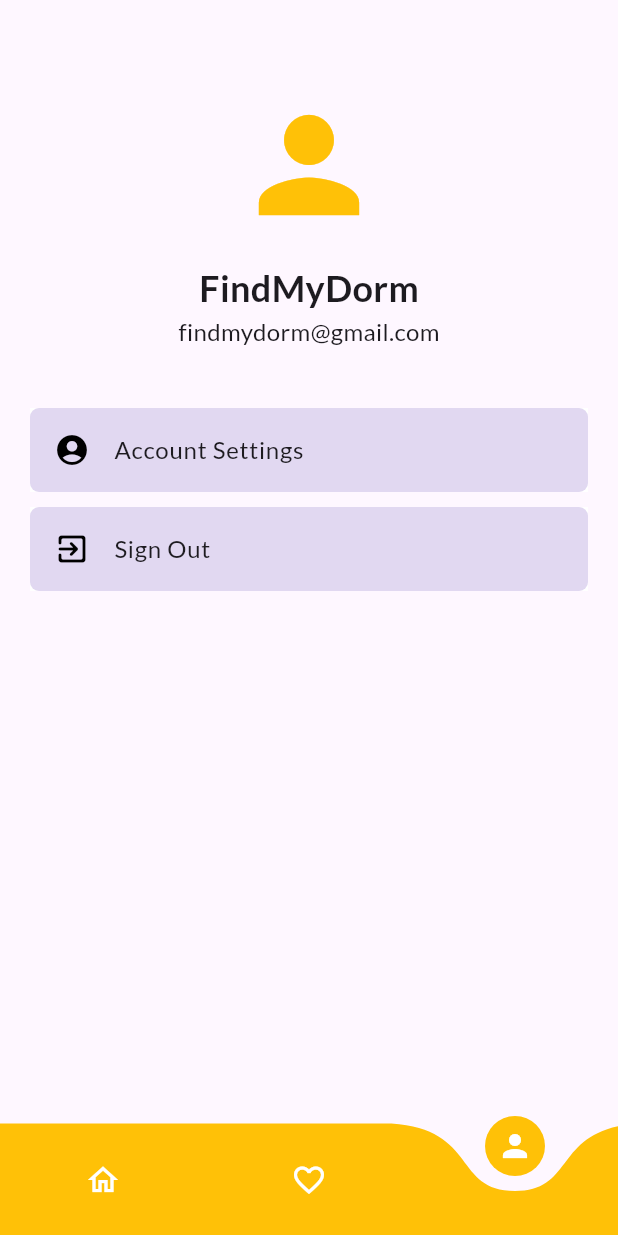
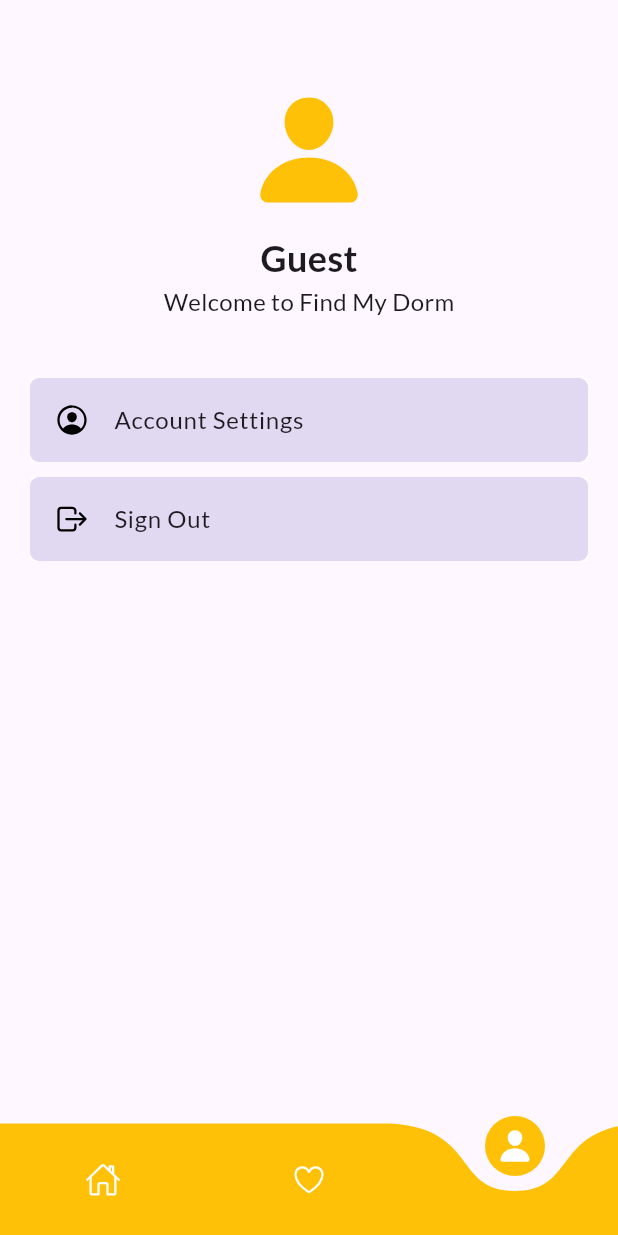
Before and after one commit to kurtpetrola/fmd, a Flutter app: the HomeHolder screen opened directly, item 3 of the bottom bar chosen, on a phone screen of 412 x 824 dp. Run offline on Flutter 3.47's test engine with Material 3 defaults, Android fonts, the phone set to English and light mode, and no system bars; drawn by our look-alikes of curved_navigation_bar; our stand-ins replace another_flutter_splash_screen, flutter_map, hive_flutter, ionicons, latlong2, sqflite; accounts and stored records are empty.

Commit message:
chore: ui tweakies

```diff
--- a/lib/components/bottom_navbar.dart
+++ b/lib/components/bottom_navbar.dart
@@ -4,6 +4,7 @@ import 'package:findmydorm/screen_pages/user_page.dart';
 import 'package:flutter/material.dart';
 import 'package:curved_navigation_bar/curved_navigation_bar.dart';
 import 'package:findmydorm/dorms_directory/dorm_lists.dart';
+import 'package:ionicons/ionicons.dart';
 
 class HomeHolder extends StatefulWidget {
   const HomeHolder({super.key});
@@ -26,15 +27,15 @@ class _HomeHolderState extends State<HomeHolder> {
         key: _navKey,
         items: [
           Icon(
-            (myIndex == 0) ? Icons.home : Icons.home_outlined,
+            (myIndex == 0) ? Ionicons.home : Ionicons.home_outline,
             color: Colors.white,
           ),
           Icon(
-            (myIndex == 1) ? Icons.favorite : Icons.favorite_border_outlined,
+            (myIndex == 1) ? Ionicons.heart : Ionicons.heart_outline,
             color: Colors.white,
           ),
           Icon(
-            (myIndex == 2) ? Icons.person : Icons.person_outline_sharp,
+            (myIndex == 2) ? Ionicons.person : Ionicons.person_outline,
             color: Colors.white,
           ),
         ],
--- a/lib/dorms_directory/dorm_detail_page.dart
+++ b/lib/dorms_directory/dorm_detail_page.dart
@@ -1,6 +1,7 @@
 // import 'package:findmydorm_mobile/pages/favorite_screen.dart';
 import 'package:flutter/material.dart';
 import 'package:findmydorm/maps_directory/maps_detail_page.dart';
+import 'package:ionicons/ionicons.dart';
 
 class DormDetailPage extends StatelessWidget {
   final String dormName;
@@ -61,8 +62,8 @@ class DormDetailPage extends StatelessWidget {
                 );
               },
               child: Icon(
-                Icons.map_rounded,
-                size: 60,
+                Ionicons.map,
+                size: 40,
                 color: Colors.amber,
               ),
               style: ButtonStyle(
--- a/lib/dorms_directory/dorm_lists.dart
+++ b/lib/dorms_directory/dorm_lists.dart
@@ -1,4 +1,5 @@
 import 'package:flutter/material.dart';
+import 'package:ionicons/ionicons.dart';
 import 'package:findmydorm/maps_directory/maps_detail_page.dart';
 import 'package:findmydorm/maps_directory/maps_detail_page1.dart';
 import 'package:findmydorm/maps_directory/maps_detail_page2.dart';
@@ -98,7 +99,7 @@ class _DormListState extends State<DormList> {
               onChanged: _runFilter,
               decoration: const InputDecoration(
                 labelText: 'Search',
-                suffixIcon: Icon(Icons.search),
+                suffixIcon: Icon(Ionicons.search),
                 border: OutlineInputBorder(
                   borderRadius: BorderRadius.all(Radius.circular(10.0)),
                 ),
--- a/lib/screen_pages/user_page.dart
+++ b/lib/screen_pages/user_page.dart
@@ -1,4 +1,5 @@
 import 'package:flutter/material.dart';
+import 'package:ionicons/ionicons.dart';
 import 'package:findmydorm/models/users.dart';
 import 'package:findmydorm/pages/selection_page.dart';
 import 'package:findmydorm/dialog/alert_dialog.dart';
@@ -32,7 +33,8 @@ class _UserState extends State<UserPage> {
             const SizedBox(height: 15),
             _buildUserInfo(),
             const SizedBox(height: 40),
-            _buildProfileOption('Account Settings', Icons.account_circle),
+            _buildProfileOption(
+                'Account Settings', Ionicons.person_circle_outline),
             // Uncomment this line to add the Notifications option
             // _buildProfileOption('Notifications', Icons.notifications),
             const SizedBox(height: 10),
@@ -47,8 +49,8 @@ class _UserState extends State<UserPage> {
 
   Widget _buildUserIcon() {
     return const Icon(
-      Icons.person,
-      size: 100,
+      Ionicons.person,
+      size: 80,
       color: Colors.amber,
     );
   }
@@ -57,7 +59,7 @@ class _UserState extends State<UserPage> {
     return Column(
       children: const [
         Text(
-          'FindMyDorm',
+          'Guest',
           style: TextStyle(
             fontSize: 24,
             fontWeight: FontWeight.bold,
@@ -65,7 +67,7 @@ class _UserState extends State<UserPage> {
           ),
         ),
         Text(
-          'findmydorm@gmail.com',
+          'Welcome to Find My Dorm',
           style: TextStyle(
             fontSize: 16,
             fontFamily: 'Lato',
@@ -113,7 +115,7 @@ class _UserState extends State<UserPage> {
           setState(() => tappedYes = false);
         }
       },
-      child: _buildProfileOption('Sign Out', Icons.exit_to_app_rounded),
+      child: _buildProfileOption('Sign Out', Ionicons.log_out_outline),
     );
   }
 }
--- a/pubspec.yaml
+++ b/pubspec.yaml
@@ -31,6 +31,7 @@ dependencies:
   snippet_coder_utils: ^1.0.15
 
   flutter_launcher_icons: ^0.13.1
+  ionicons: ^0.2.2
 
 dev_dependencies:
   flutter_test:
```
